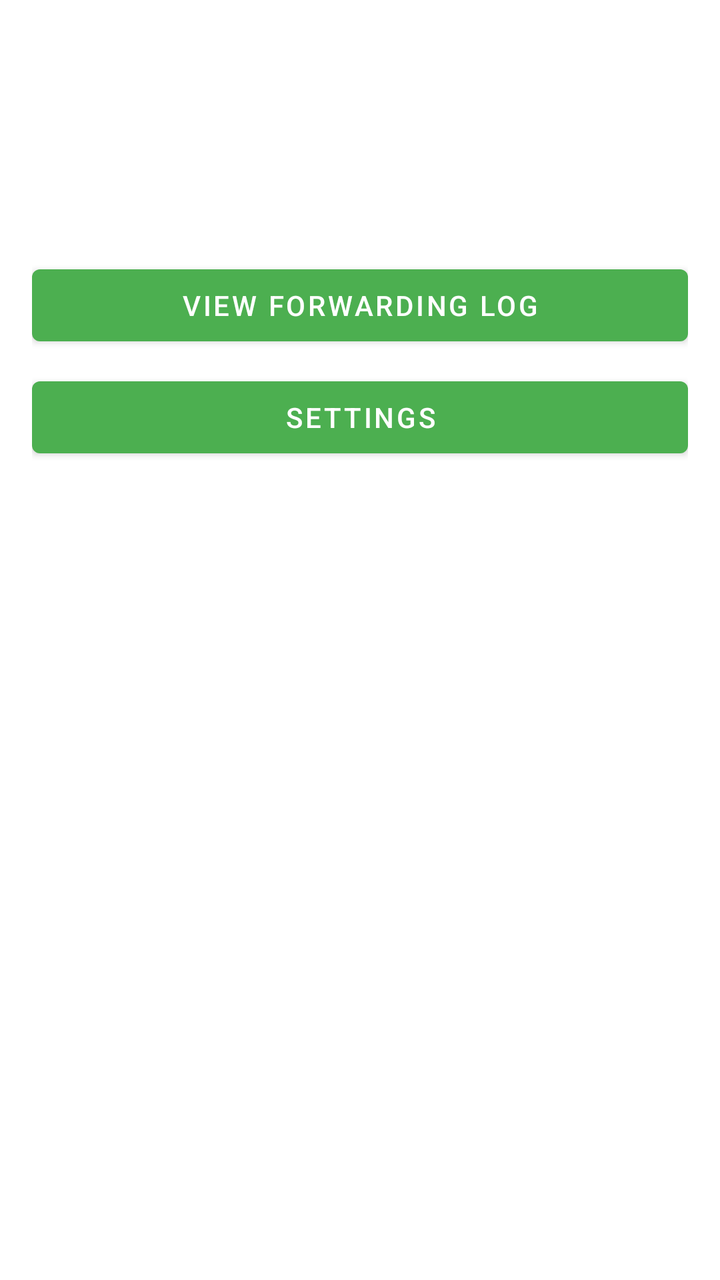
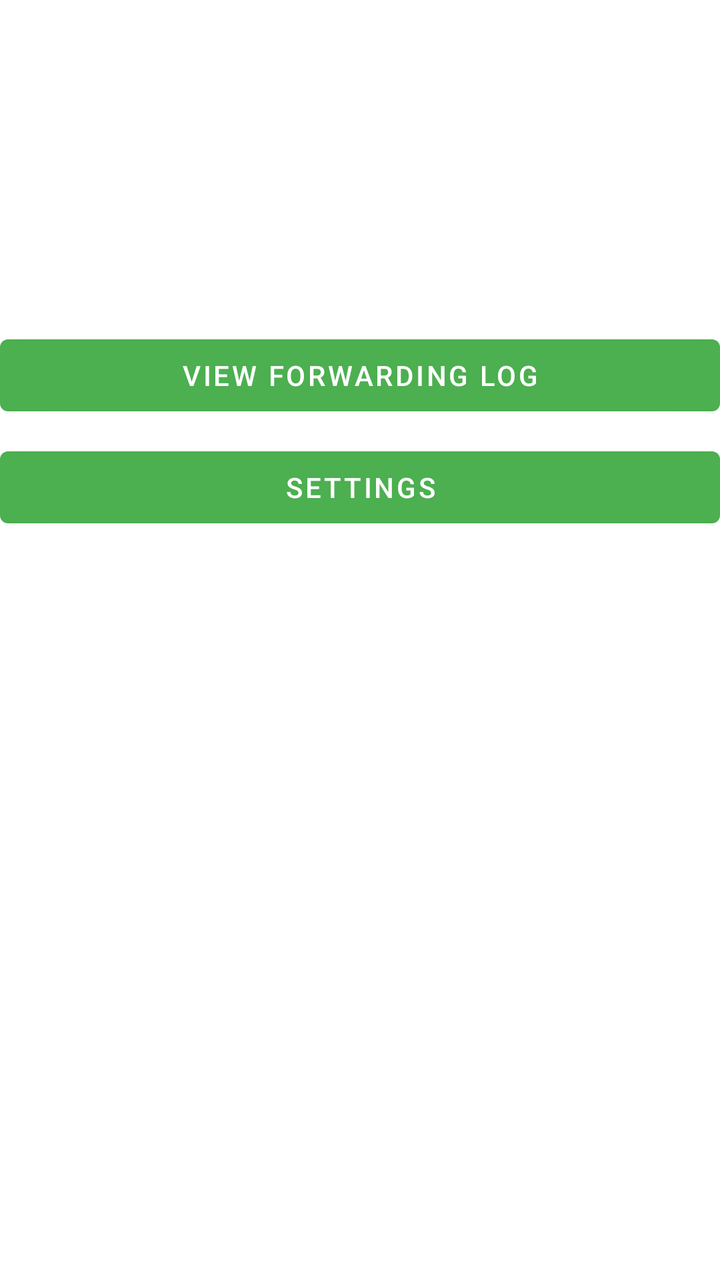

The first picture is an Android layout as it rendered before a commit; the second is the same layout after the commit. The layout source and the unified diff follow.
<!-- AndroidManifest.xml: application theme Theme.SmsEmailForwarder -->
<!-- res/layout/activity_main.xml -->
<?xml version="1.0" encoding="utf-8"?>
<LinearLayout xmlns:android="http://schemas.android.com/apk/res/android"
    android:layout_width="match_parent"
    android:layout_height="match_parent"
    android:orientation="vertical"
    android:padding="16dp">

    <TextView
        android:id="@+id/statusText"
        android:layout_width="match_parent"
        android:layout_height="wrap_content"
        android:padding="16dp"
        android:textSize="16sp" />

    <TextView
        android:id="@+id/permissionStatus"
        android:layout_width="match_parent"
        android:layout_height="wrap_content"
        android:padding="16dp"
        android:textSize="14sp" />

    <Button
        android:id="@+id/grantPermissionButton"
        android:layout_width="match_parent"
        android:layout_height="wrap_content"
        android:layout_marginTop="8dp"
        android:text="@string/grant_sms_permission"
        android:visibility="gone" />

    <Button
        android:id="@+id/batteryOptimizationButton"
        android:layout_width="match_parent"
        android:layout_height="wrap_content"
        android:layout_marginTop="8dp"
        android:text="@string/disable_battery_optimization"
        android:visibility="gone" />

    <Button
        android:id="@+id/updateButton"
        android:layout_width="match_parent"
        android:layout_height="wrap_content"
        android:layout_marginTop="8dp"
        android:visibility="gone" />

    <Button
        android:id="@+id/viewLogButton"
        android:layout_width="match_parent"
        android:layout_height="wrap_content"
        android:layout_marginTop="8dp"
        android:text="@string/view_log" />

    <Button
        android:id="@+id/settingsButton"
        android:layout_width="match_parent"
        android:layout_height="wrap_content"
        android:layout_marginTop="8dp"
        android:text="@string/settings" />

</LinearLayout>
<!-- resources referenced by this layout -->
<resources>
  <string name="disable_battery_optimization">Disable battery optimization for reliable SMS forwarding</string>
  <string name="grant_sms_permission">Grant SMS Permission</string>
  <string name="settings">Settings</string>
  <string name="view_log">View Forwarding Log</string>
  <style name="Theme.SmsEmailForwarder" parent="Theme.MaterialComponents.DayNight.DarkActionBar">
          <item name="colorPrimary">@color/green_500</item>
          <item name="colorPrimaryDark">@color/green_700</item>
          <item name="colorAccent">@color/green_500</item>
      </style>
  <color name="green_500">#4CAF50</color>
  <color name="green_700">#388E3C</color>
</resources>

<!-- the commit's change to res/layout/activity_main.xml (unified diff, before → after) -->
@@ -2,8 +2,7 @@
 <LinearLayout xmlns:android="http://schemas.android.com/apk/res/android"
     android:layout_width="match_parent"
     android:layout_height="match_parent"
-    android:orientation="vertical"
-    android:padding="16dp">
+    android:orientation="vertical">
 
     <TextView
         android:id="@+id/statusText"
@@ -35,6 +34,13 @@
         android:text="@string/disable_battery_optimization"
         android:visibility="gone" />
 
+    <TextView
+        android:id="@+id/updateStatusText"
+        android:layout_width="match_parent"
+        android:layout_height="wrap_content"
+        android:padding="16dp"
+        android:textSize="14sp" />
+
     <Button
         android:id="@+id/updateButton"
         android:layout_width="match_parent"
<!-- resource entries referenced after the edit -->
@@ -1,7 +1,7 @@
 <!-- resources referenced by this layout -->
 <resources>
   <string name="disable_battery_optimization">Disable battery optimization for reliable SMS forwarding</string>
-  <string name="grant_sms_permission">Grant SMS Permission</string>
+  <string name="grant_sms_permission">Grant required permissions</string>
   <string name="settings">Settings</string>
   <string name="view_log">View Forwarding Log</string>
   <style name="Theme.SmsEmailForwarder" parent="Theme.MaterialComponents.DayNight.DarkActionBar">
